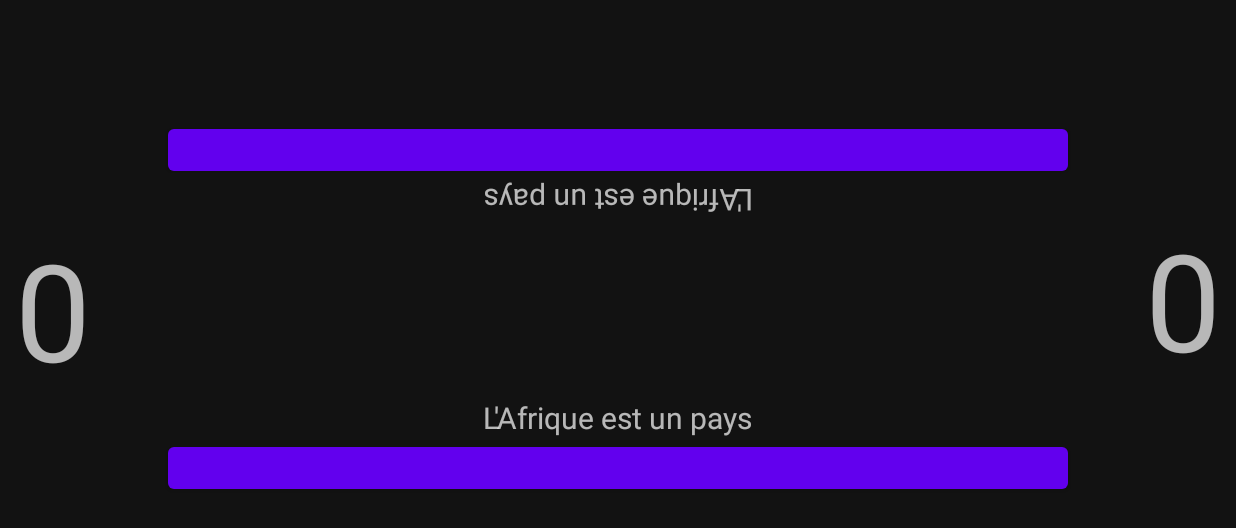
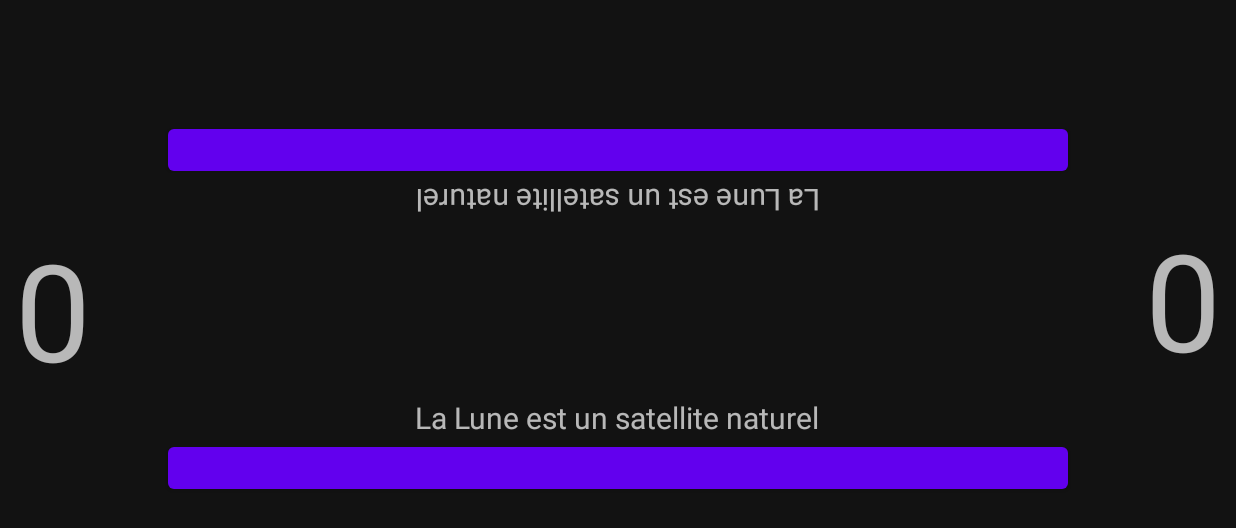
Before and after one commit to rettuba/2020-JER-SpeedQuiz-rettuba, an Android app: the screen it shows after launch (MainActivity), after a tap on an icon or button, on a phone screen of 824 x 412 dp (held sideways). Shown: the top 528 px of the screen. Run offline under Robolectric (Android 15) with nearby library versions, the phone set to English and light mode, and no system bars; 1 other tap on this screen came first.

Commit message:
Finir la classe Question

```diff
--- a/app/src/main/java/com/rettuba/speedquiz/MainActivity.java
+++ b/app/src/main/java/com/rettuba/speedquiz/MainActivity.java
@@ -10,6 +10,7 @@ import android.widget.TextView;
 
 import com.google.android.material.button.MaterialButton;
 
+import java.lang.reflect.Array;
 import java.util.ArrayList;
 import java.util.Random;
 
@@ -40,7 +41,6 @@ public class MainActivity extends AppCompatActivity {
      **/
     private TextView Questions_Joueur1;
     private TextView Questions_Joueur2;
-
 
     @Override
     protected void onCreate(Bundle savedInstanceState) {
@@ -94,6 +94,8 @@ public class MainActivity extends AppCompatActivity {
             }
         });*/
 
+    QuestionManager maQuestion = new QuestionManager();
+
         ArrayList question = Source.listeDeQuestions();
 
         BT_Joueur1.setOnClickListener(new View.OnClickListener() {
@@ -101,10 +103,10 @@ public class MainActivity extends AppCompatActivity {
             public void onClick(View v) {
 
                 if (question.size() == 0) {
-                    Questions_Joueur1.setText("NEIN NEIN NEIN !");
+                    Questions_Joueur1.setText("Fini ! Il est bien mon jeu hein :)");
                 } else {
-                    Questions_Joueur1.setText(Source.questionAleatoire(question));
-                    Source.removeQuestion(question, Questions_Joueur1.getText().toString());
+                    Questions_Joueur1.setText(maQuestion.getQuestion());
+                    QuestionManager.removeQuestionReponse(question,Source.listeDesReponses(), Questions_Joueur1.getText().toString());
                 }
                 Questions_Joueur2.setText(Questions_Joueur1.getText());
             }
@@ -116,10 +118,10 @@ public class MainActivity extends AppCompatActivity {
 
 
                 if (question.size() == 0) {
-                    Questions_Joueur1.setText("NEIN NEIN NEIN !");
+                    Questions_Joueur1.setText("Fini ! Il est bien mon jeu hein :)");
                 } else {
-                    Questions_Joueur1.setText(Source.questionAleatoire(question));
-                    Source.removeQuestion(question, Questions_Joueur1.getText().toString());
+                    Questions_Joueur1.setText(maQuestion.getQuestion());
+                    QuestionManager.removeQuestionReponse(question,Source.listeDesReponses(), Questions_Joueur1.getText().toString());
                 }
                 Questions_Joueur2.setText(Questions_Joueur1.getText());
             }
--- a/app/src/main/java/com/rettuba/speedquiz/Question.java
+++ b/app/src/main/java/com/rettuba/speedquiz/Question.java
@@ -1,4 +1,34 @@
 package com.rettuba.speedquiz;
 
-public class Question {
+import androidx.appcompat.app.AppCompatActivity;
+
+import java.util.ArrayList;
+
+public class Question extends AppCompatActivity {
+
+
+    private String question;
+    private boolean reponse;
+
+    public void setQuestion(String question) {
+        this.question = question;
+
+    }
+
+    public String getQuestion() {
+        return question;
+
+    }
+
+    public void setReponse(boolean reponse) {
+        this.reponse =  reponse;
+
+    }
+
+    public boolean getReponse() {
+        return reponse;
+
+    }
+
+
 }
--- a/app/src/main/java/com/rettuba/speedquiz/QuestionManager.java
+++ b/app/src/main/java/com/rettuba/speedquiz/QuestionManager.java
@@ -3,14 +3,49 @@ package com.rettuba.speedquiz;
 import androidx.appcompat.app.AppCompatActivity;
 import androidx.core.app.ComponentActivity;
 
+import java.util.ArrayList;
+
 public class QuestionManager extends AppCompatActivity {
 
+    Question maQuestion = new Question();
 
+    public static int numeroAleatoire() {
+        int numeroAleatoire = (int) (Math.random() * Source.listeDeQuestions().size());
+        return numeroAleatoire;
+    }
 
+    /**
+     * Prendre une question aléatoirement dans la liste
+     */
+    public static String questionAleatoire(ArrayList listeDeQuestions) {
 
+        String questionRandom = listeDeQuestions.get(numeroAleatoire()).toString();
+        return questionRandom;
+    }
 
+    public static boolean reponseAleatoire(ArrayList listeReponse) {
 
+        return (boolean) listeReponse.get(numeroAleatoire());
+    }
 
-
+    /**
+     * Enlever la question posée de la liste (pour éviter de poser 2 fois la même question
+     **/
+    public static void removeQuestionReponse(ArrayList listeDeQuestions, ArrayList listeDeReponse, String phraseARemove) {
+        listeDeQuestions.remove(phraseARemove);
+        listeDeReponse.remove(phraseARemove);
 
     }
+
+    public String getQuestion() {
+        maQuestion.setQuestion(questionAleatoire(Source.listeDeQuestions()));
+        return maQuestion.getQuestion();
+
+    }
+
+    public boolean getReponse() {
+        maQuestion.setReponse(reponseAleatoire(Source.listeDesReponses()));
+        return maQuestion.getReponse();
+
+    }
+}
--- a/app/src/main/java/com/rettuba/speedquiz/Source.java
+++ b/app/src/main/java/com/rettuba/speedquiz/Source.java
@@ -22,15 +22,19 @@ public class Source extends AppCompatActivity {
         return Question;
     }
 
-    public static String questionAleatoire(ArrayList listeDeQuestions){
+    public static ArrayList listeDesReponses() {
 
-        int phrase = (int) (Math.random() * listeDeQuestions.size());
-        String questionRandom = listeDeQuestions.get(phrase).toString();
-        return questionRandom;
+        ArrayList<Boolean> Reponse = new ArrayList<Boolean>();
+
+        Reponse.add(false);
+        Reponse.add(false);
+        Reponse.add(true);
+        Reponse.add(true);
+        Reponse.add(false);
+        Reponse.add(true);
+        Reponse.add(false);
+
+        return Reponse;
     }
 
-    public static void removeQuestion(ArrayList listeDeQuestions, String phraseARemove){
-        listeDeQuestions.remove(phraseARemove);
-
-    }
 }
--- a/app/src/main/res/values/strings.xml
+++ b/app/src/main/res/values/strings.xml
@@ -11,4 +11,5 @@
     <string name="bouton_jouer">JOUER</string>
     <string name="hint_joueur1">Nom joueur1</string>
     <string name="hint_joueur2">Nom joueur2</string>
+    <string name="bouton_nouveau_joueur">Nouveau Joueur</string>
 </resources>
```
Also changed, not shown: app/src/main/java/com/rettuba/speedquiz/menu_speed_quiz.java (+28 -17 lines), app/src/main/res/layout/activity_menu_speed_quiz.xml (+14 -21 lines).
